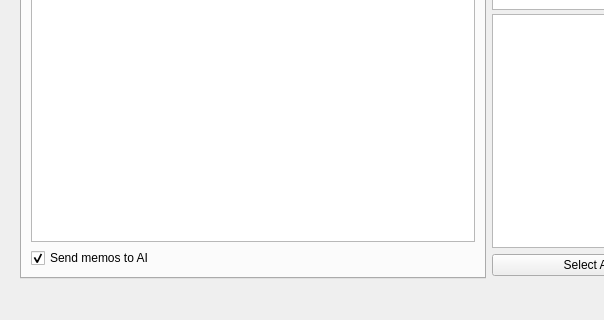
ccbogel/QualCoder, file GUI_UIs/ui_ai_search.ui: the form before one commit; both pictures show x 0 to 604 and y 260 to 580 of the 978 by 580 pixel window.
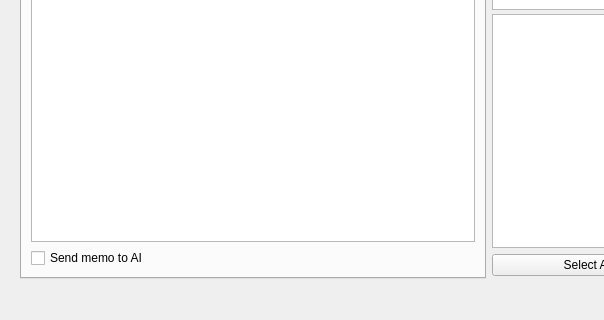
The form after the commit.

What changed in the file:
```diff
--- a/GUI_UIs/ui_ai_search.ui
+++ b/GUI_UIs/ui_ai_search.ui
@@ -77,10 +77,10 @@
              <string>Send not only the name but also the memo associated with a code to the AI?</string>
             </property>
             <property name="text">
-             <string>Send memos to AI</string>
+             <string>Send memo to AI</string>
             </property>
             <property name="checked">
-             <bool>true</bool>
+             <bool>false</bool>
             </property>
            </widget>
           </item>
```
